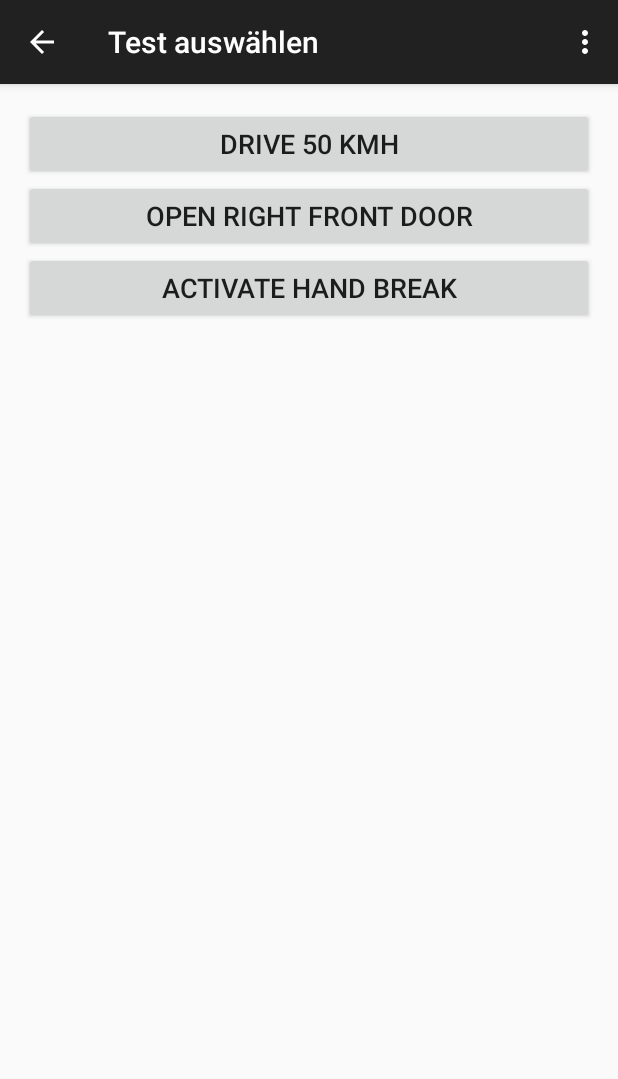
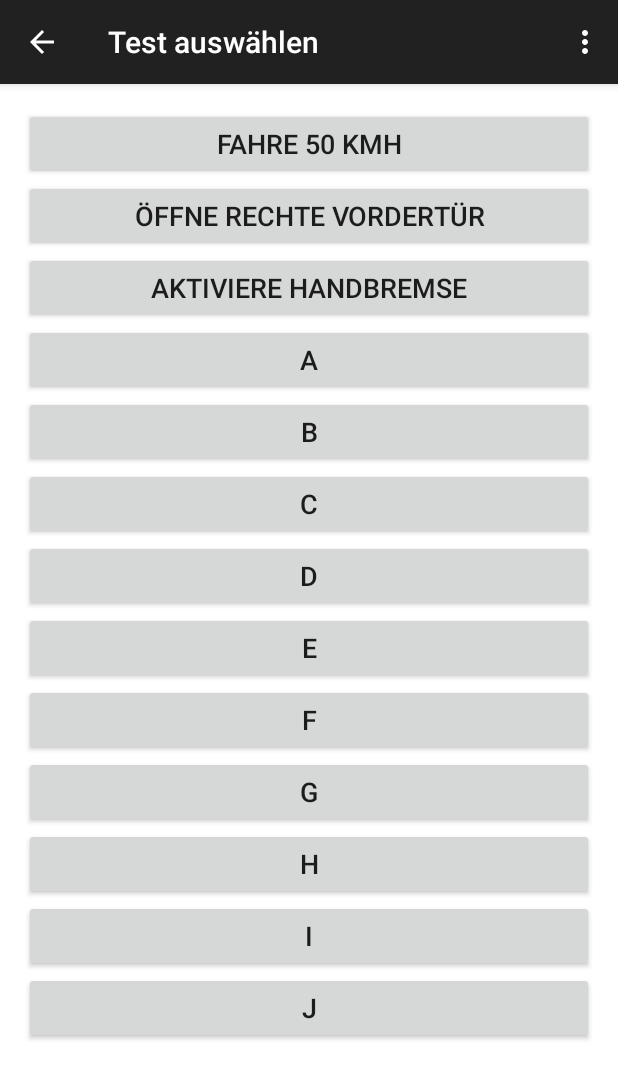
Before and after one commit to SpirentTechnologies/Play-ITS-2015, an Android app: the TestSelectorActivity screen opened directly, with no data from a screen before it, on a phone screen of 412 x 824 dp. Shown: the top 1079 px of the screen. Run offline under Robolectric (Android 15) with nearby library versions, the phone set to English and light mode, and no system bars.

Commit message:
Added scroll bars in TestSelector and TestRunner
TestSelector has now a scroll bar for the buttons which start the tests.
TestRunner has now a scroll bar which shows the current test progress.

```diff
--- /dev/null
+++ b/Car2xHMI/app/src/main/res/drawable/rectangle_border_red.xml
@@ -0,0 +1,4 @@
+<shape xmlns:android="http://schemas.android.com/apk/res/android" android:shape="rectangle" >
+<solid android:color="#FEE4E4" />
+<stroke android:width="1dip" android:color="#DA0202"/>
+</shape>
--- /dev/null
+++ b/Car2xHMI/app/src/main/res/drawable/rectangle_border_white.xml
@@ -0,0 +1,4 @@
+<shape xmlns:android="http://schemas.android.com/apk/res/android" android:shape="rectangle" >
+<solid android:color="#FFFFFF" />
+<stroke android:width="1dip" android:color="#FEE4E4"/>
+</shape>
--- a/Car2xHMI/app/src/main/res/layout/activity_main.xml
+++ b/Car2xHMI/app/src/main/res/layout/activity_main.xml
@@ -4,6 +4,7 @@
     android:layout_width="match_parent"
     android:layout_height="match_parent"
     android:orientation="horizontal"
+    android:background="#FFFFFF"
     android:paddingLeft="@dimen/activity_horizontal_margin"
     android:paddingRight="@dimen/activity_horizontal_margin"
     android:paddingTop="@dimen/activity_vertical_margin"
--- a/Car2xHMI/app/src/main/res/layout/activity_test_selector.xml
+++ b/Car2xHMI/app/src/main/res/layout/activity_test_selector.xml
@@ -1,39 +1,69 @@
-<RelativeLayout
-    xmlns:android="http://schemas.android.com/apk/res/android"
+<RelativeLayout xmlns:android="http://schemas.android.com/apk/res/android"
     xmlns:tools="http://schemas.android.com/tools"
     android:layout_width="match_parent"
     android:layout_height="match_parent"
+    android:background="#FFFFFF"
+    android:paddingBottom="@dimen/activity_vertical_margin"
     android:paddingLeft="@dimen/activity_horizontal_margin"
     android:paddingRight="@dimen/activity_horizontal_margin"
     android:paddingTop="@dimen/activity_vertical_margin"
-    android:paddingBottom="@dimen/activity_vertical_margin"
     tools:context="com.testingtech.car2xhmi.TestSelectorActivity">
 
-    <Button
-        android:id="@+id/test1"
-        android:text="Drive 50 kmh"
-        android:textSize="18sp"
-        android:layout_width="match_parent"
-        android:layout_height="wrap_content"
-        android:layout_centerHorizontal="true"
-        android:onClick="startDriveTest"/>
-    <Button
-        android:id="@+id/test2"
-        android:text="Open right front door"
-        android:textSize="18sp"
-        android:layout_width="match_parent"
-        android:layout_height="wrap_content"
-        android:layout_centerHorizontal="true"
-        android:layout_below="@id/test1"
-        android:onClick="startDoorTest"/>
-    <Button
-        android:id="@+id/test3"
-        android:text="Activate hand break"
-        android:textSize="18sp"
-        android:layout_width="match_parent"
-        android:layout_height="wrap_content"
-        android:layout_centerHorizontal="true"
-        android:layout_below="@id/test2"
-        android:onClick="startBreakTest"/>
+    <ScrollView
+        android:layout_width="fill_parent"
+        android:layout_height="fill_parent">
 
+        <TableLayout
+            android:layout_width="fill_parent"
+            android:layout_height="wrap_content"
+            android:stretchColumns="1">
+
+            <Button
+                android:onClick="startDriveTest"
+                android:text="@string/title_activity_drive_test"
+                android:textSize="18sp" />
+
+            <Button
+                android:onClick="startDoorTest"
+                android:text="@string/title_activity_door_test"
+                android:textSize="18sp" />
+
+            <Button
+                android:onClick="startBreakTest"
+                android:text="@string/title_activity_break_test"
+                android:textSize="18sp" />
+
+            <Button
+                android:text="A"
+                android:textSize="18sp" />
+            <Button
+                android:text="B"
+                android:textSize="18sp" />
+            <Button
+                android:text="C"
+                android:textSize="18sp" />
+            <Button
+                android:text="D"
+                android:textSize="18sp" />
+            <Button
+                android:text="E"
+                android:textSize="18sp" />
+            <Button
+                android:text="F"
+                android:textSize="18sp" />
+            <Button
+                android:text="G"
+                android:textSize="18sp" />
+            <Button
+                android:text="H"
+                android:textSize="18sp" />
+            <Button
+                android:text="I"
+                android:textSize="18sp" />
+            <Button
+                android:text="J"
+                android:textSize="18sp" />
+
+        </TableLayout>
+    </ScrollView>
 </RelativeLayout>
--- a/Car2xHMI/app/src/main/res/values/strings.xml
+++ b/Car2xHMI/app/src/main/res/values/strings.xml
@@ -31,4 +31,7 @@
     <string name="textview_break_results">Die Handbremse ist %s.</string>
     <string name="textview_break_commands">Bitte %s.</string>
 
+    <!-- colors -->
+    <color name="red_background">#FBE9E9</color>
+
 </resources>
```
Also changed, not shown: Car2xHMI/app/src/main/res/layout/activity_test_runner.xml (+39 -3 lines).
